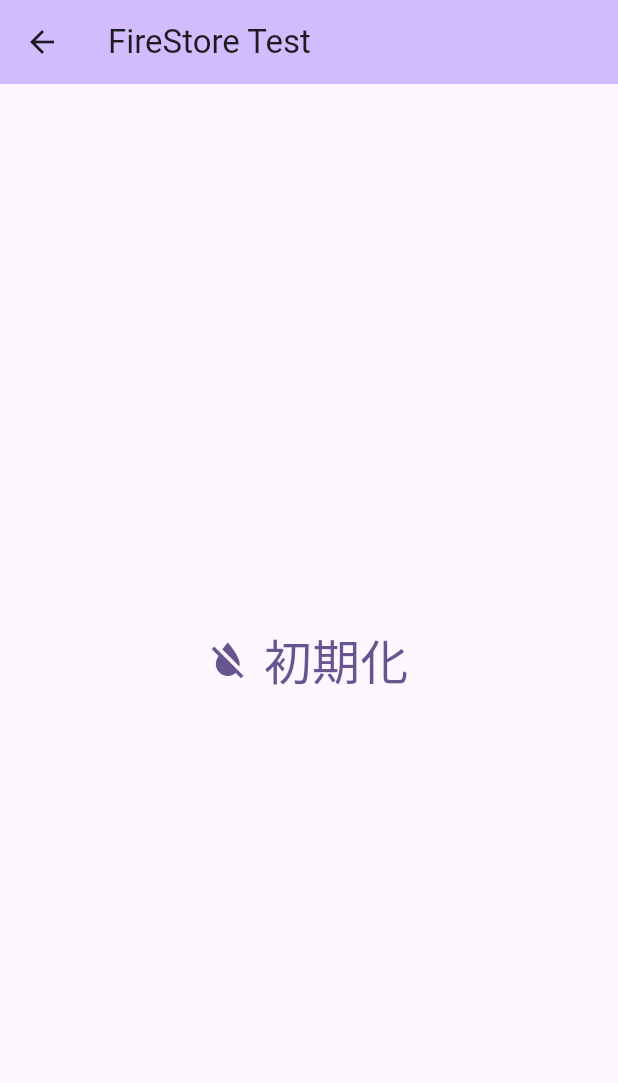
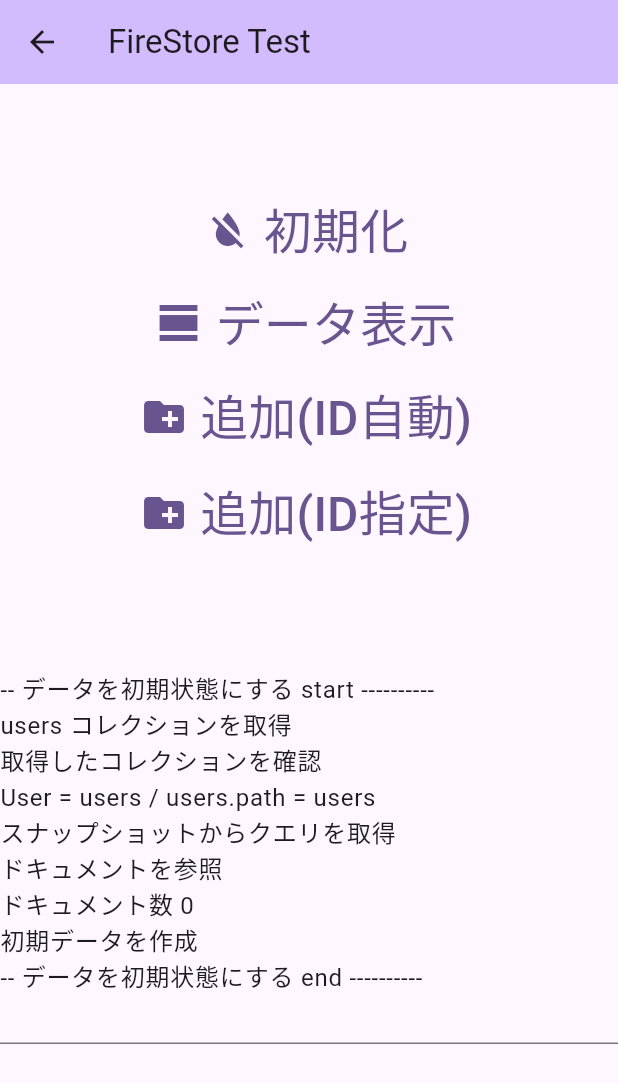
Before and after one commit to project-dev/flutter_firebase_realtime_database_test, a Flutter app: the screen it shows after launch, after a tap on "FireStore", on a phone screen of 412 x 824 dp. Shown: the top 1083 px of the screen. Run offline on Flutter 3.47's test engine with Material 3 defaults, Android fonts, the phone set to English and light mode, and no system bars; our stand-ins replace cloud_firestore, firebase_auth, firebase_core, firebase_database, google_sign_in, package_info_plus; accounts and stored records are empty; generated files the repository leaves out were written again.

Commit message:
Firestoreの挙動追加

```diff
--- a/lib/util/button_util.dart
+++ b/lib/util/button_util.dart
@@ -10,7 +10,7 @@ class ButtonUtil{
     double? size = 32,
   }){
     return TextButton.icon(
-      onPressed: () => onPressed,
+      onPressed: onPressed,
       icon: Icon(icon, size: size),
       label: Text(label, style: TextStyle(fontSize: size),),
     );
--- a/lib/view/firestore_page.dart
+++ b/lib/view/firestore_page.dart
@@ -17,6 +17,9 @@ class FireStorePage extends StatefulWidget {
 
 class _FireStorePageState extends State<FireStorePage> {
 
+  final TextEditingController _logController = TextEditingController(text: "");
+  final ScrollController _logScrollController = ScrollController();
+
   @override
   void initState() {
     super.initState();
@@ -35,52 +38,182 @@ class _FireStorePageState extends State<FireStorePage> {
       ),
       body: Center(
         child: Column(
+          children: [
+            Expanded(
+              flex: 5,
+              child: Column(
                 mainAxisAlignment: MainAxisAlignment.center,
                 children: <Widget>[
+
                   ButtonUtil.create(
                     onPressed: () async {
-                _initData();
+                      _addLog("初期化");
+                      await _initData();
                     },
                     icon: Icons.format_color_reset,
                     label: "初期化",
                   ),
+
+                  ButtonUtil.create(
+                    onPressed: () async {
+                      _addLog("データ表示");
+                      await _viewData();
+                    },
+                    icon: Icons.view_day_sharp,
+                    label: "データ表示",
+                  ),
+
+                  ButtonUtil.create(
+                    onPressed: () async {
+                      _addLog("追加(ID自動)");
+                      await _addNewItem();
+                    },
+                    icon: Icons.create_new_folder,
+                    label: "追加(ID自動)",
+                  ),
+
+                  ButtonUtil.create(
+                    onPressed: () async {
+                      _addLog("追加(ID指定)");
+                      await _setNewItem();
+                    },
+                    icon: Icons.create_new_folder,
+                    label: "追加(ID指定)",
+                  ),
+
                 ],
+              )
             ),
+
+            //　以下ログエリア
+            Expanded(
+              flex: 5,
+              child: Scrollbar(
+                trackVisibility: true,
+                thumbVisibility: true,
+                interactive: true,
+                thickness: 10.0,
+                controller: _logScrollController,
+                child:SingleChildScrollView(
+                  controller: _logScrollController,
+                  child: TextField(
+                    keyboardType: TextInputType.multiline,
+                    maxLines: null,
+                    controller: _logController,
+                    readOnly: true,
+                    onChanged: (value) {
+
+                    },
+                  )
+                )
+              )
+            )
+          ],
+        )
       ),
     );
   }
 
+  ///　ログを追加
+  void _addLog(String text){
+    setState(() {
+      _logController.text += "$text\n";
+    });
+    Logger.info(text);
+  }
+
+  /// エラーログを追加
+  void _addErrorLog(String text, Object? e){
+    setState(() {
+      _logController.text += "$text\n";
+    });
+    Logger.error(text, exception: e);
+  }
+
   /// データの書p帰化
-  void _initData() async{
-    Logger.info("-- データを初期状態にする start ----------");
+  Future<void> _initData() async{
+    _addLog("-- データを初期状態にする start ----------");
 
     try{
-      Logger.info("User コレクションを取得");
+      _addLog("users コレクションを取得");
       // Userコレクションを取得
       CollectionReference users = FirebaseFirestore.instance.collection ('users');
-      Logger.info("取得したコレクションを確認");
-      Logger.info("User = ${users.id} / users.path = ${users.path}");
+      _addLog("取得したコレクションを確認");
+      _addLog("User = ${users.id} / users.path = ${users.path}");
 
       // スナップショットからクエリを取得
       // 権限がないとここでpermissioのエラーになる
-      Logger.info("スナップショットからクエリを取得");
+      _addLog("スナップショットからクエリを取得");
       var querySnapshot = await users.get();
 
       // ドキュメントを参照
-      Logger.info("ドキュメントを参照");
+      _addLog("ドキュメントを参照");
+      _addLog("ドキュメント数 ${querySnapshot.docs.length}");
+
+      // ドキュメントを削除する
       for (var doc in querySnapshot.docs) {
-        Logger.info("ID : ${doc.id}");
-        Logger.info("DATA : ${doc.data()}");
+        _addLog("削除 ID : ${doc.id} / DATA : ${doc.data()}");
+        await doc.reference.delete();
       }
 
-      // 今あるデータを削除する
+      // 初期データを作成
+      _addLog("初期データを作成");
+      await users.doc("user1").set(
+          {
+            "name":"名前",
+            "age":"45"
+          }
+      );
 
-      // 初期データを作成
     }catch(e){
-      Logger.error("", exception: e);
+      _addErrorLog("", e);
     }
-    Logger.info("-- データを初期状態にする end ----------");
+    _addLog("-- データを初期状態にする end ----------");
   }
 
+  /// データを表示
+  Future<void> _viewData() async{
+    // Userコレクションを取得
+    CollectionReference users = FirebaseFirestore.instance.collection ('users');
+    _addLog("取得したコレクションを確認");
+    _addLog("User = ${users.id} / users.path = ${users.path}");
+
+    // スナップショットからクエリを取得
+    // 権限がないとここでpermissioのエラーになる
+    _addLog("スナップショットからクエリを取得");
+    var querySnapshot = await users.get();
+
+    // ドキュメントを参照
+    _addLog("ドキュメントを参照");
+    _addLog("ドキュメント数 ${querySnapshot.docs.length}");
+
+    // ドキュメントを表示
+    for (var doc in querySnapshot.docs) {
+      _addLog("削除 ID : ${doc.id} / DATA : ${doc.data()}");
+    }
+  }
+
+  /// 追加(add)
+  Future<void> _addNewItem() async{
+    CollectionReference users = FirebaseFirestore.instance.collection ('users');
+    await users.add(
+      {
+        "name":"名前2",
+        "age":"46"
+      }
+    );
+  }
+
+  /// 追加(set)
+  Future<void> _setNewItem() async{
+    CollectionReference users = FirebaseFirestore.instance.collection ('users');
+    var querySnapshot = await users.get();
+    await users.doc("user${querySnapshot.size}").set(
+        {
+          "name":"名前${querySnapshot.size}",
+          "age":"${querySnapshot.size}"
+        }
+    );
 
   }
+}
--- a/lib/view/main_page.dart
+++ b/lib/view/main_page.dart
@@ -19,6 +19,8 @@ class MainPage extends StatefulWidget {
 
 class _MainPageState extends State<MainPage> {
   final GoogleSignIn _googleSignIn = GoogleSignIn();
+  final TextEditingController _logController = TextEditingController(text: "");
+  final ScrollController _logScrollController = ScrollController();
 
   @override
   void initState() {
@@ -36,11 +38,15 @@ class _MainPageState extends State<MainPage> {
       ),
       body: Center(
         child: Column(
+          children: [
+            Expanded(
+              flex: 5,
+              child: Column(
                 mainAxisAlignment: MainAxisAlignment.center,
                 children: <Widget>[
                   TextButton.icon(
                     onPressed: () async {
-                _callGoogleSignIn();
+                      _login();
                     },
                     icon: const Icon(Icons.login, size: 32,),
                     label: Text("ログイン", style: textStyle),
@@ -68,36 +74,91 @@ class _MainPageState extends State<MainPage> {
                 ],
               ),
             ),
+            Expanded(
+              flex: 5,
+              child: Scrollbar(
+                trackVisibility: true,
+                thumbVisibility: true,
+                interactive: true,
+                thickness: 10.0,
+                controller: _logScrollController,
+                child:SingleChildScrollView(
+                  controller: _logScrollController,
+                  child: TextField(
+                    keyboardType: TextInputType.multiline,
+                    maxLines: null,
+                    controller: _logController,
+                    readOnly: true,
+                    onChanged: (value) {
+                    },
+                  )
+                )
+              )
+            ),
+          ],
+        )
+      )
     );
   }
 
-  void _callGoogleSignIn() async{
+  void _addLog(String text){
+    setState(() {
+      _logController.text += "$text\n";
+    });
+    Logger.info(text);
+  }
+
+  void _addErrorLog(String text, Object? e){
+    setState(() {
+      _logController.text += "$text\n";
+    });
+    Logger.error(text, exception: e);
+  }
+
+  /// GoogleサインインとFirebase認証
+  void _login() async{
+    _addLog("ログイン開始");
+
+    GoogleSignInAuthentication? googleAuth;
     try{
-      Logger.info("Googleへのサインイン");
-      // Googleサインインをトリガー
+      googleAuth = await _googleAuth();
+    }catch(e){
+      _addErrorLog("ログインエラー", e);
+    }
+
+    if(googleAuth == null){
+      _addLog("Googleログインキャンセルされました");
+    }
+
+    _addLog("Firebase認証");
+    try{
+      _firebaseAuth(googleAuth!);
+    }catch(e){
+      _addErrorLog("ログインエラー", e);
+    }
+    _addLog("ログイン完了");
+  }
+
+  /// Googl認証
+  Future<GoogleSignInAuthentication?> _googleAuth() async{
     final GoogleSignInAccount? googleUser = await _googleSignIn.signIn();
     if (googleUser == null) {
-        Logger.warn("Googleログインキャンセルされました");
-        return;
+      return null;
     }
 
-      Logger.info("Google認証情報を取得");
+    _addLog("Google認証情報を取得");
     // Google認証情報を取得
-      var googleAuth = await googleUser.authentication;
+    return await googleUser.authentication;
+  }
 
-      Logger.info("Firebaseへのサインイン");
-      // FirebaseにGoogleの認証情報でサインイン
+  /// Firebase認証
+  Future<UserCredential?> _firebaseAuth(GoogleSignInAuthentication auth) async{
     var credential = GoogleAuthProvider.credential(
-        accessToken: googleAuth.accessToken,
-        idToken: googleAuth.idToken,
+      accessToken: auth.accessToken,
+      idToken: auth.idToken,
     );
 
-      await FirebaseAuth.instance.signInWithCredential(credential);
-//      var userCredential = await FirebaseAuth.instance.signInWithCredential(credential);
-//      Logger.info("ログイン成功: ${userCredential.user?.displayName}");
-      // ログイン成功後の画面遷移などを実行
-    }catch(e){
-      Logger.error("ログインエラー", exception: e);
+    return await FirebaseAuth.instance.signInWithCredential(credential);
   }
+
 }
-}
```
Lines whose indentation alone changed are shown as unchanged.
